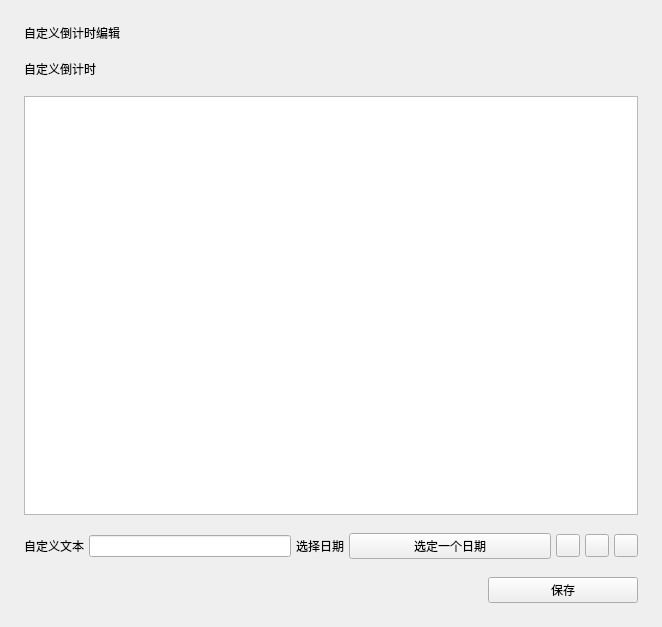
Above: view/menu/countdown_custom_edit.ui from IsHPDuwu/Class-Widgets before the change. Below: the same form after it.
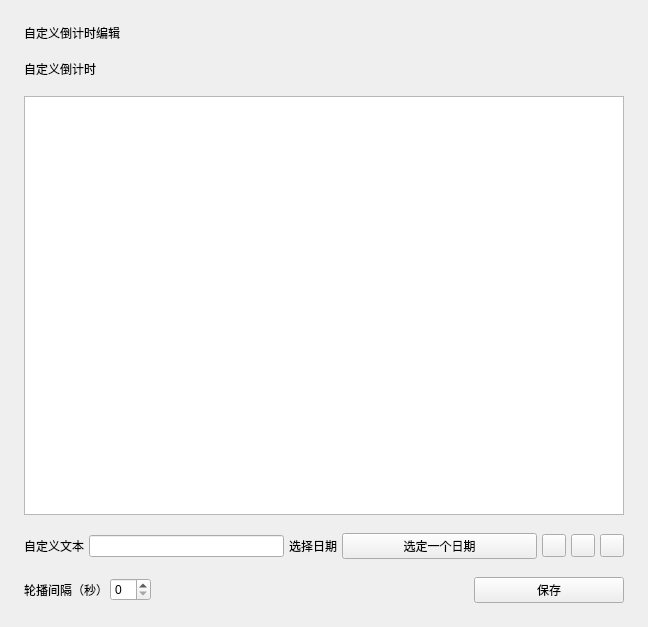
That is the form after the change. Custom widgets are drawn as their Qt base class.

Commit message: 轮播 cd

What changed in the file:
```diff
--- a/view/menu/countdown_custom_edit.ui
+++ b/view/menu/countdown_custom_edit.ui
@@ -6,7 +6,7 @@
    <rect>
     <x>0</x>
     <y>0</y>
-    <width>662</width>
+    <width>648</width>
     <height>627</height>
    </rect>
   </property>
@@ -145,10 +145,20 @@
     </layout>
    </item>
    <item>
-    <layout class="QHBoxLayout" name="horizontalLayout_4" stretch="0,0">
+    <layout class="QHBoxLayout" name="horizontalLayout_4" stretch="0,0,0,0">
      <property name="spacing">
       <number>2</number>
      </property>
+     <item>
+      <widget class="BodyLabel" name="BodyLabel">
+       <property name="text">
+        <string>轮播间隔（秒）</string>
+       </property>
+      </widget>
+     </item>
+     <item>
+      <widget class="SpinBox" name="countdown_upd_cd"/>
+     </item>
      <item>
       <spacer name="horizontalSpacer">
        <property name="orientation">
@@ -226,6 +236,11 @@
    <extends>QLineEdit</extends>
    <header>qfluentwidgets</header>
   </customwidget>
+  <customwidget>
+   <class>SpinBox</class>
+   <extends>QSpinBox</extends>
+   <header>qfluentwidgets</header>
+  </customwidget>
   <customwidget>
    <class>ListWidget</class>
    <extends>QListWidget</extends>
```
The commit also changes 1 other file.
